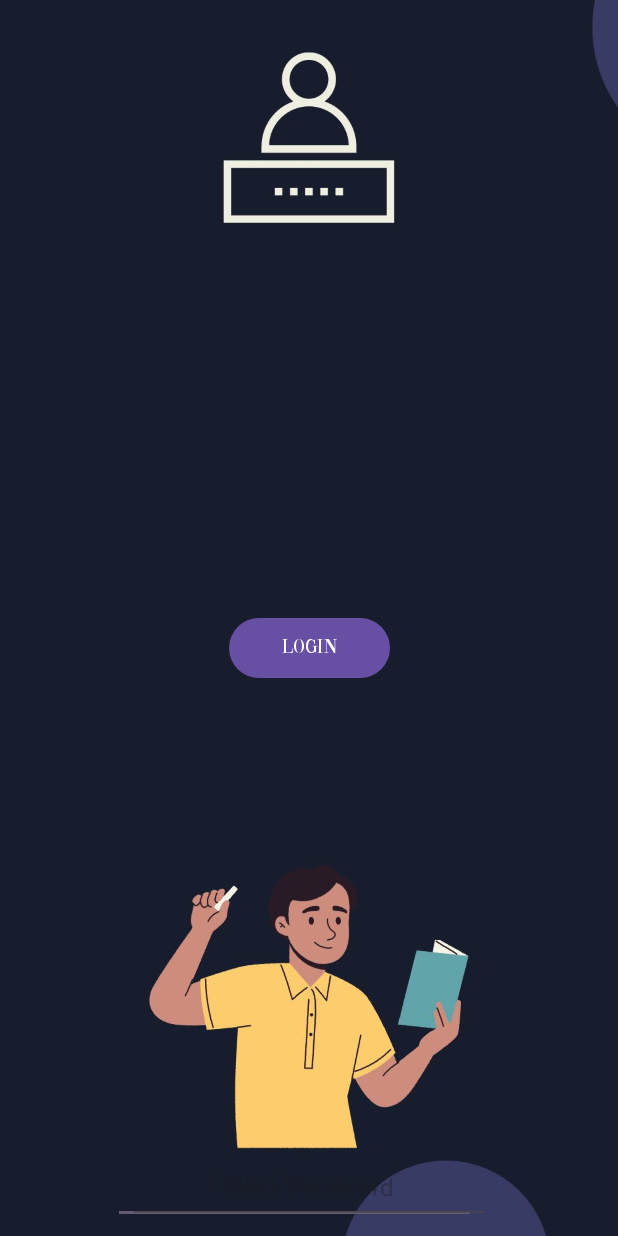
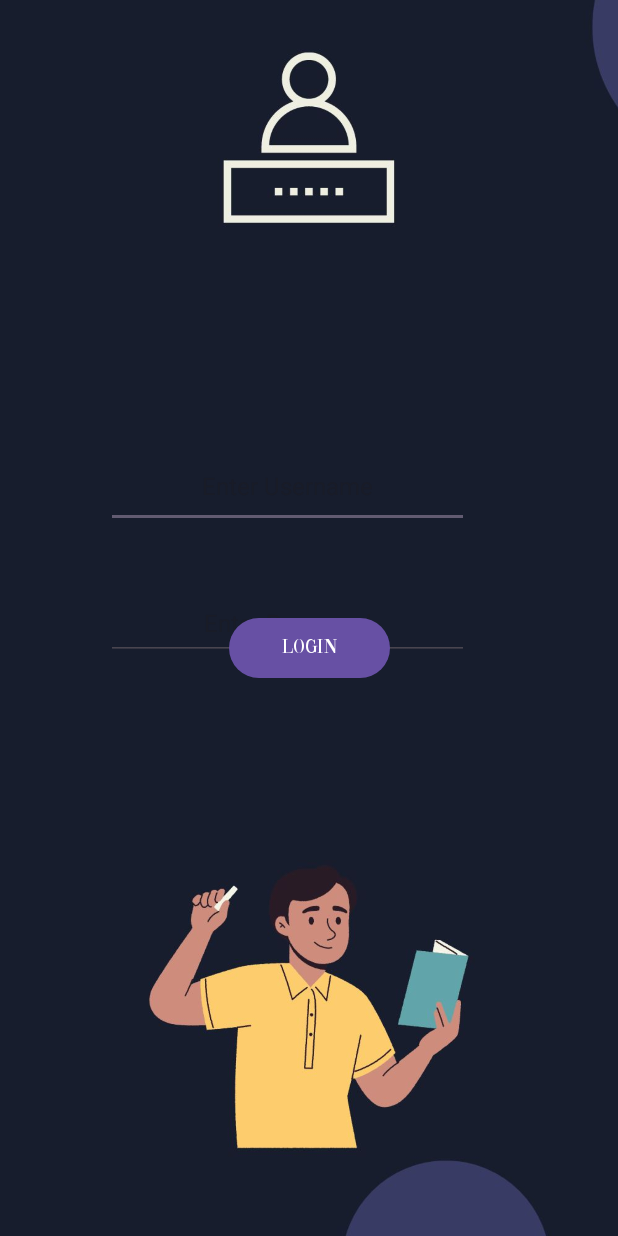
Before and after one commit to Tanzim34/Golokdhadha, an Android app: the studentlogin screen opened directly, with no data from a screen before it, on a phone screen of 412 x 824 dp. Run offline under Robolectric (Android 15) with nearby library versions, the phone set to English and light mode, and no system bars.

Commit message:
student signin fix

```diff
--- a/app/src/main/res/layout/activity_studentlogin.xml
+++ b/app/src/main/res/layout/activity_studentlogin.xml
@@ -19,19 +19,21 @@
         app:layout_constraintStart_toStartOf="parent"
         app:layout_constraintTop_toTopOf="parent"
         app:layout_constraintVertical_bias="0.0" />
+
+
     <EditText
         android:id="@+id/sUsername"
         android:layout_width="242dp"
         android:layout_height="56dp"
         android:layout_marginTop="8dp"
         android:layout_marginEnd="16dp"
-        android:layout_marginBottom="8dp"
+        android:layout_marginBottom="472dp"
         android:gravity="center"
         android:hint="Enter Username"
         android:textSize="16sp"
         app:layout_constraintBottom_toBottomOf="parent"
         app:layout_constraintEnd_toEndOf="parent"
-        app:layout_constraintHorizontal_bias="0.49"
+        app:layout_constraintHorizontal_bias="0.457"
         app:layout_constraintStart_toStartOf="parent"
         app:layout_constraintTop_toTopOf="@+id/tloginScreen"
         app:layout_constraintVertical_bias="0.291" />
@@ -43,17 +45,17 @@
         android:layout_marginStart="16dp"
         android:layout_marginTop="8dp"
         android:layout_marginEnd="16dp"
-        android:layout_marginBottom="8dp"
+        android:layout_marginBottom="384dp"
         android:gravity="center"
         android:hint="Enter Password"
+        android:inputType="textPassword"
         android:textSize="16sp"
         app:layout_constraintBottom_toBottomOf="parent"
         app:layout_constraintEnd_toEndOf="parent"
+        app:layout_constraintHorizontal_bias="0.394"
         app:layout_constraintStart_toStartOf="parent"
         app:layout_constraintTop_toTopOf="@+id/tloginScreen"
-        app:layout_constraintVertical_bias="0.457"
-        android:inputType="textPassword"/>
-
+        app:layout_constraintVertical_bias="0.457" />
 
     <Button
         android:id="@+id/slogin"
```
